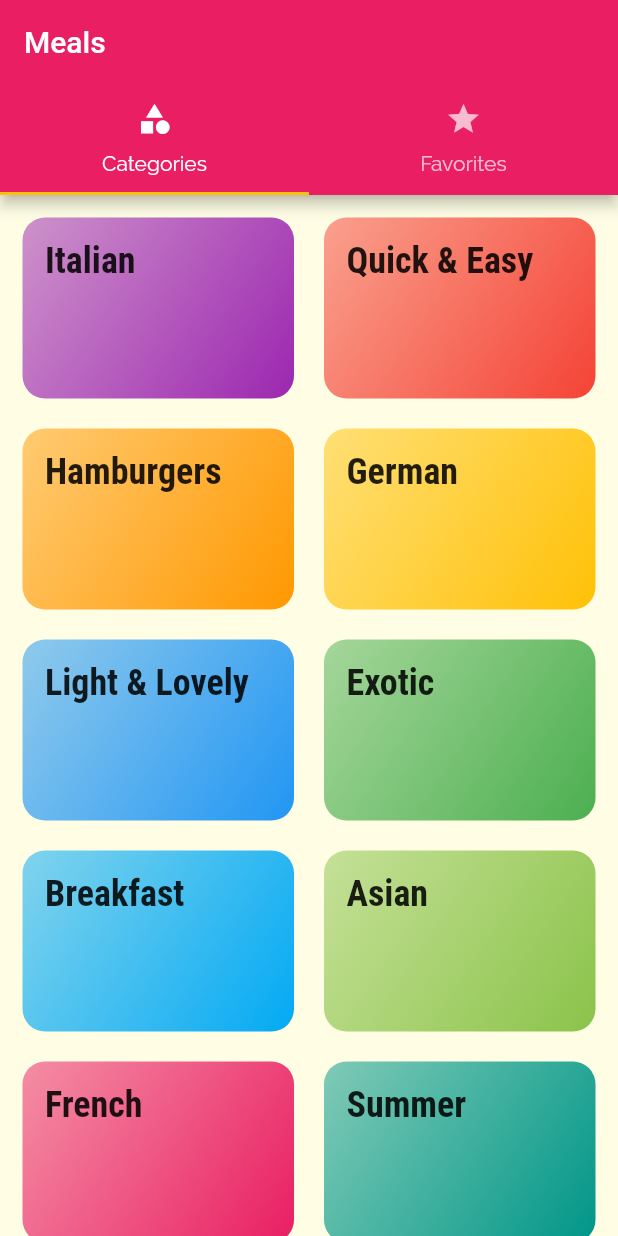
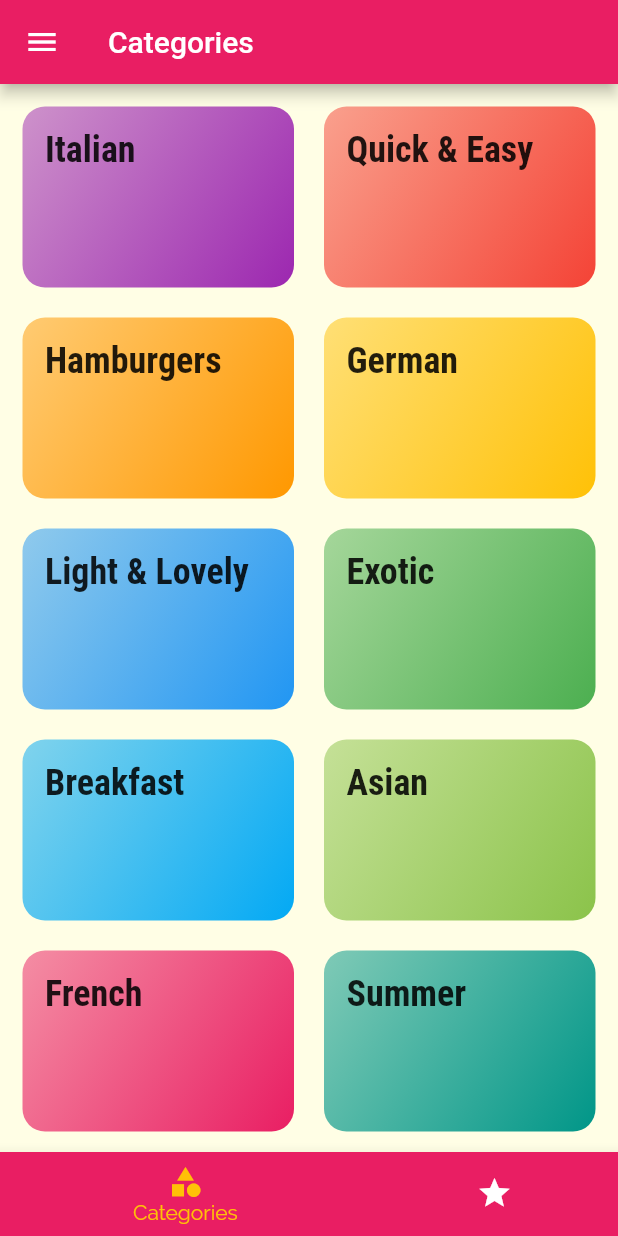
Before and after one commit to ThomasWongHKG/meal_app, a Flutter app: the screen it shows after launch, on a phone screen of 412 x 824 dp. Run offline on Flutter 3.47's test engine with Material 2 defaults, Android fonts, the phone set to English and light mode, and no system bars.

Commit message:
update 20Oct20221643

```diff
--- a/lib/main.dart
+++ b/lib/main.dart
@@ -4,6 +4,7 @@ import './screens/category_meals_screen.dart';
 import './screens/meal_detail_screen.dart';
 import './screens/favorite_screen.dart';
 import './screens/tabs_screen.dart';
+import 'screens/filter_screen.dart';
 
 void main() => runApp(MealApp());
 
@@ -36,6 +37,7 @@ class MealApp extends StatelessWidget {
         '/': (ctx) => TabsScreen(),
         CategoryMealsScreen.routeName: (ctx) => CategoryMealsScreen(),
         MealDetailScreen.routeName: (ctx) => MealDetailScreen(),
+        FiltersScreen.routeName: (ctx) => FiltersScreen(),
       },
       onGenerateRoute: (settings) {
         print(settings.arguments);
--- a/lib/screens/tabs_screen.dart
+++ b/lib/screens/tabs_screen.dart
@@ -1,5 +1,6 @@
 import 'package:flutter/material.dart';
-import 'package:meal_app/screens/categories_screen.dart';
+import '../widgets/main_drawer.dart';
+import './categories_screen.dart';
 import './favorite_screen.dart';
 
 class TabsScreen extends StatefulWidget {
@@ -8,31 +9,52 @@ class TabsScreen extends StatefulWidget {
 }
 
 class _TabsScreenState extends State<TabsScreen> {
+  final List<Map<String, Object>> _pages = [
+    {
+      'page': CategoriesScreen(),
+      'title': 'Categories',
+    },
+    {
+      'page': FavoritesScreen(),
+      'title': 'Your Favorite',
+    },
+  ];
+
+  int _selectedPageIndex = 0;
+
+  void _selectPage(int index) {
+    setState(() {
+      _selectedPageIndex = index;
+    });
+  }
+
   @override
   Widget build(BuildContext context) {
     return DefaultTabController(
       length: 2,
-      // initialIndex: 0,
       child: Scaffold(
-        appBar: AppBar(
-          title: Text('Meals'),
-          bottom: TabBar(
-            tabs: <Widget>[
-              Tab(
+        appBar:
+            AppBar(title: Text(_pages[_selectedPageIndex]['title'] as String)),
+        drawer: Drawer(
+          child: MainDrawer(),
+        ),
+        body: _pages[_selectedPageIndex]['page'] as Widget,
+        bottomNavigationBar: BottomNavigationBar(
+          onTap: _selectPage,
+          backgroundColor: Theme.of(context).primaryColor,
+          unselectedItemColor: Colors.white,
+          selectedItemColor: Theme.of(context).accentColor,
+          currentIndex: _selectedPageIndex,
+          type: BottomNavigationBarType.shifting,
+          items: [
+            BottomNavigationBarItem(
+                backgroundColor: Theme.of(context).primaryColor,
                 icon: Icon(Icons.category),
-                text: 'Categories',
-              ),
-              Tab(
+                label: 'Categories'),
+            BottomNavigationBarItem(
+                backgroundColor: Theme.of(context).primaryColor,
                 icon: Icon(Icons.star),
-                text: 'Favorites',
-              ),
-            ],
-          ),
-        ),
-        body: TabBarView(
-          children: <Widget>[
-            CategoriesScreen(),
-            FavoritesScreen(),
+                label: 'Favorites'),
           ],
         ),
       ),
```
Also changed, not shown: lib/screens/category_meals_screen.dart (+47 -20 lines), lib/screens/filter_screen.dart (added, +51 -0 lines), lib/screens/meal_detail_screen.dart (+8 -0 lines), lib/widgets/main_drawer.dart (added, +65 -0 lines), lib/widgets/meal_item.dart (+15 -8 lines), 1 other file.
